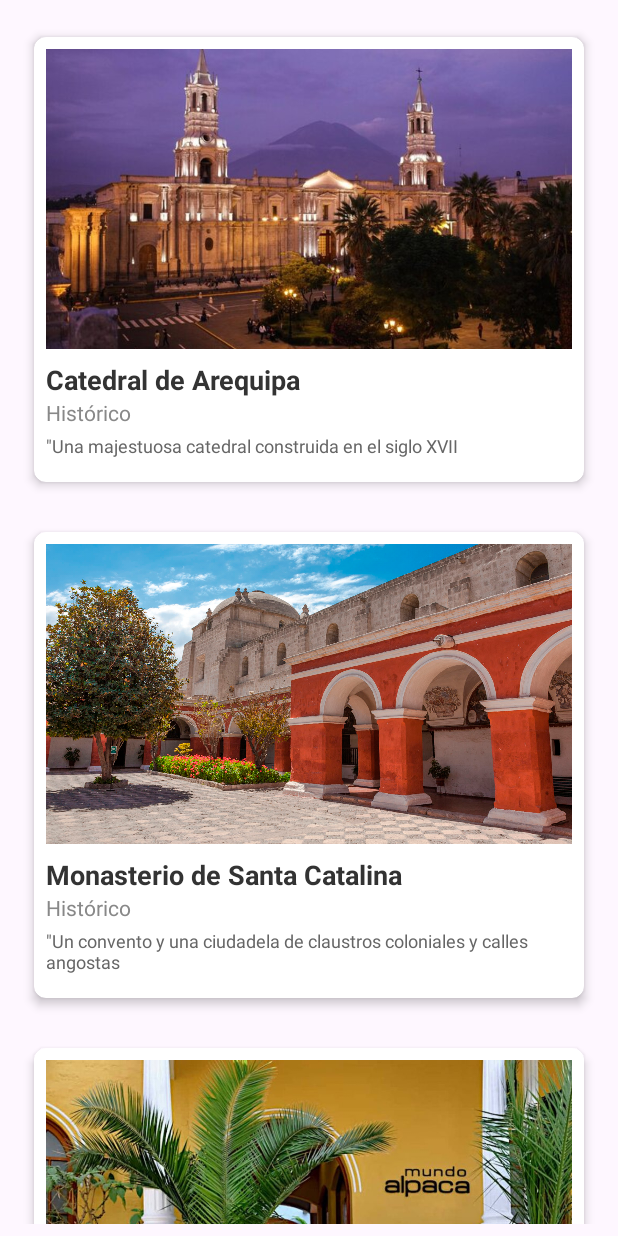
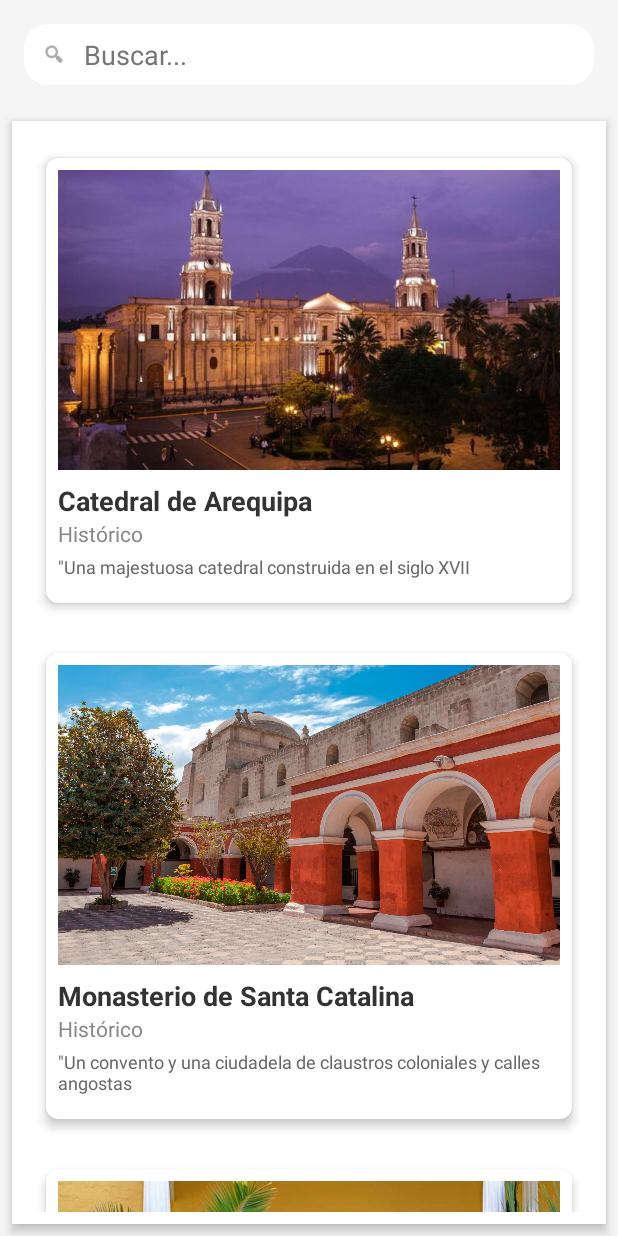
Before and after one commit to eazurin/LABORATORIO7---IDNP, an Android app: the screen it shows after launch (MainActivity), on a phone screen of 412 x 824 dp. Run offline under Robolectric (Android 15) with nearby library versions, the phone set to English and light mode, and no system bars.

Commit message:
Agregando a la interfaz inicial la barra de busqueda en la parte superior

```diff
--- /dev/null
+++ b/app/src/main/res/drawable/search_bar_background.xml
@@ -0,0 +1,10 @@
+<shape xmlns:android="http://schemas.android.com/apk/res/android">
+    <solid android:color="#FFFFFF"/>
+    <corners android:radius="16dp"/>
+    <padding
+        android:left="8dp"
+        android:right="8dp"
+        android:top="4dp"
+        android:bottom="4dp"/>
+    <elevation android:elevation="4dp"/>
+</shape>
--- a/app/src/main/res/layout/activity_main.xml
+++ b/app/src/main/res/layout/activity_main.xml
@@ -1,13 +1,48 @@
 <LinearLayout xmlns:android="http://schemas.android.com/apk/res/android"
     xmlns:tools="http://schemas.android.com/tools"
+    xmlns:app="http://schemas.android.com/apk/res-auto"
     android:layout_width="match_parent"
     android:layout_height="match_parent"
     android:orientation="vertical"
+    android:background="#F5F5F5"
     tools:context=".MainActivity">
+
+    <LinearLayout
+        android:layout_width="match_parent"
+        android:layout_height="wrap_content"
+        android:layout_margin="16dp"
+        android:orientation="horizontal"
+        android:padding="8dp"
+        android:background="@drawable/search_bar_background"
+        android:gravity="center_vertical">
+
+        <ImageView
+            android:layout_width="24dp"
+            android:layout_height="24dp"
+            android:src="@android:drawable/ic_menu_search"
+            app:tint="#757575"
+            android:padding="4dp"/>
+
+        <EditText
+            android:id="@+id/searchBar"
+            android:layout_width="0dp"
+            android:layout_height="wrap_content"
+            android:layout_weight="1"
+            android:hint="Buscar..."
+            android:background="@android:color/transparent"
+            android:paddingStart="8dp"
+            android:paddingEnd="8dp"
+            android:textColor="#333333"
+            android:textColorHint="#757575"
+            android:inputType="text"/>
+    </LinearLayout>
 
     <androidx.recyclerview.widget.RecyclerView
         android:id="@+id/recyclerView"
         android:layout_width="match_parent"
         android:layout_height="match_parent"
-        android:layout_margin="8dp"/>
+        android:layout_margin="8dp"
+        android:padding="8dp"
+        android:background="#FFFFFF"
+        android:elevation="4dp"/>
 </LinearLayout>
```
